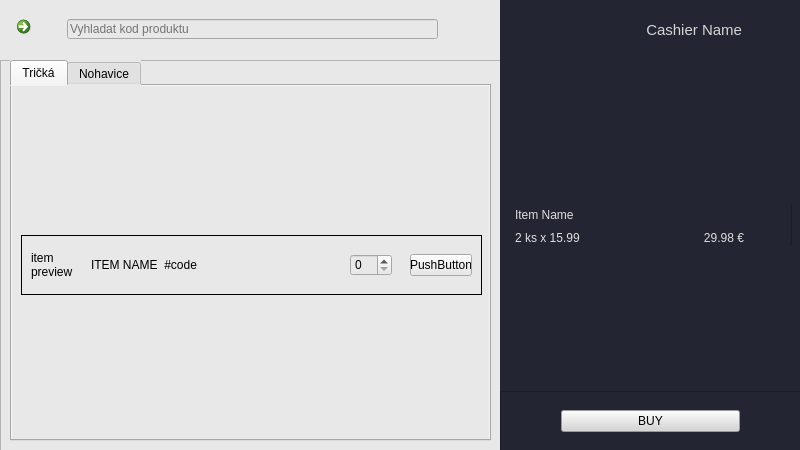
tomas-magat/camels-eshop-infosystem, file source/code/main.ui: the form before one commit.
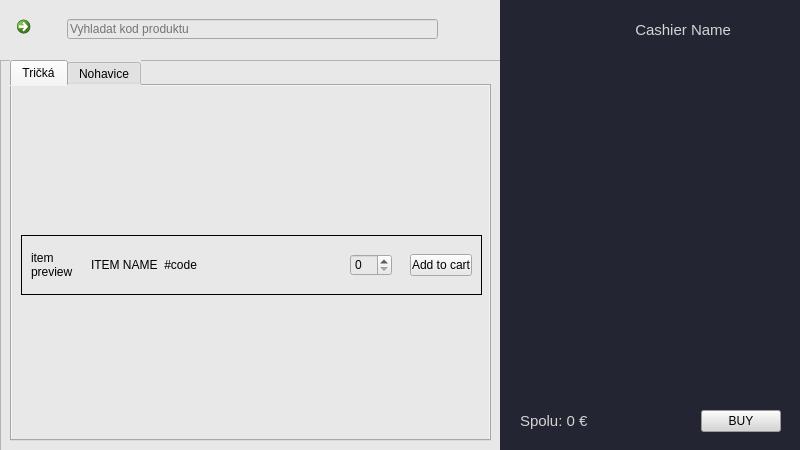
The form after the commit. Icons and pictures are not drawn. Custom widgets are drawn as their Qt base class.

Diff of the .ui file:
```diff
--- a/source/code/main.ui
+++ b/source/code/main.ui
@@ -279,7 +279,7 @@
                 </property>
                 <layout class="QVBoxLayout" name="verticalLayout_3">
                  <item>
-                  <widget class="ItemCard" name="itemCard_2">
+                  <widget class="QFrame" name="itemCard_2">
                    <property name="minimumSize">
                     <size>
                      <width>200</width>
@@ -380,7 +380,7 @@
                        <item>
                         <widget class="QPushButton" name="pushButton_2">
                          <property name="text">
-                          <string>PushButton</string>
+                          <string>Add to cart</string>
                          </property>
                         </widget>
                        </item>
@@ -447,11 +447,17 @@
           <property name="spacing">
            <number>10</number>
           </property>
+          <property name="leftMargin">
+           <number>20</number>
+          </property>
+          <property name="rightMargin">
+           <number>20</number>
+          </property>
           <item>
            <widget class="QLabel" name="cartIcon">
             <property name="maximumSize">
              <size>
-              <width>40</width>
+              <width>31</width>
               <height>30</height>
              </size>
             </property>
@@ -507,7 +513,7 @@
            <verstretch>0</verstretch>
           </sizepolicy>
          </property>
-         <widget class="QWidget" name="">
+         <widget class="QWidget" name="layoutWidget">
           <property name="geometry">
            <rect>
             <x>0</x>
@@ -540,161 +546,7 @@
                 <height>329</height>
                </rect>
               </property>
-              <layout class="QVBoxLayout" name="verticalLayout_11">
-               <item>
-                <widget class="QFrame" name="cartItem">
-                 <property name="maximumSize">
-                  <size>
-                   <width>16777215</width>
-                   <height>40</height>
-                  </size>
-                 </property>
-                 <property name="frameShape">
-                  <enum>QFrame::StyledPanel</enum>
-                 </property>
-                 <property name="frameShadow">
-                  <enum>QFrame::Raised</enum>
-                 </property>
-                 <widget class="QWidget" name="">
-                  <property name="geometry">
-                   <rect>
-                    <x>0</x>
-                    <y>0</y>
-                    <width>281</width>
-                    <height>43</height>
-                   </rect>
-                  </property>
-                  <layout class="QHBoxLayout" name="horizontalLayout_3">
-                   <item>
-                    <widget class="QWidget" name="itemInfo" native="true">
-                     <property name="sizePolicy">
-                      <sizepolicy hsizetype="Expanding" vsizetype="Preferred">
-                       <horstretch>0</horstretch>
-                       <verstretch>0</verstretch>
-                      </sizepolicy>
-                     </property>
-                     <layout class="QVBoxLayout" name="verticalLayout_12">
-                      <property name="spacing">
-                       <number>0</number>
-                      </property>
-                      <property name="leftMargin">
-                       <number>0</number>
-                      </property>
-                      <property name="topMargin">
-                       <number>0</number>
-                      </property>
-                      <property name="rightMargin">
-                       <number>0</number>
-                      </property>
-                      <property name="bottomMargin">
-                       <number>0</number>
-                      </property>
-                      <item>
-                       <widget class="QWidget" name="cartItemName" native="true">
-                        <widget class="QLabel" name="label">
-                         <property name="geometry">
-                          <rect>
-                           <x>6</x>
-                           <y>0</y>
-                           <width>131</width>
-                           <height>20</height>
-                          </rect>
-                         </property>
-                         <property name="styleSheet">
-                          <string notr="true">color: rgb(223, 223, 223);</string>
-                         </property>
-                         <property name="text">
-                          <string>Item Name</string>
-                         </property>
-                        </widget>
-                       </widget>
-                      </item>
-                      <item>
-                       <widget class="QWidget" name="cartItemPrice" native="true">
-                        <layout class="QHBoxLayout" name="horizontalLayout_4">
-                         <property name="spacing">
-                          <number>20</number>
-                         </property>
-                         <property name="leftMargin">
-                          <number>6</number>
-                         </property>
-                         <property name="topMargin">
-                          <number>0</number>
-                         </property>
-                         <property name="rightMargin">
-                          <number>0</number>
-                         </property>
-                         <property name="bottomMargin">
-                          <number>0</number>
-                         </property>
-                         <item>
-                          <widget class="QLabel" name="label_2">
-                           <property name="styleSheet">
-                            <string notr="true">color: rgb(223, 223, 223);</string>
-                           </property>
-                           <property name="text">
-                            <string>2 ks x 15.99</string>
-                           </property>
-                          </widget>
-                         </item>
-                         <item>
-                          <widget class="QLabel" name="label_3">
-                           <property name="styleSheet">
-                            <string notr="true">color: rgb(223, 223, 223);</string>
-                           </property>
-                           <property name="text">
-                            <string>29.98 €</string>
-                           </property>
-                           <property name="alignment">
-                            <set>Qt::AlignRight|Qt::AlignTrailing|Qt::AlignVCenter</set>
-                           </property>
-                          </widget>
-                         </item>
-                        </layout>
-                       </widget>
-                      </item>
-                     </layout>
-                    </widget>
-                   </item>
-                   <item alignment="Qt::AlignRight">
-                    <widget class="QWidget" name="cancelSection" native="true">
-                     <property name="minimumSize">
-                      <size>
-                       <width>40</width>
-                       <height>0</height>
-                      </size>
-                     </property>
-                     <widget class="QPushButton" name="cancelButton">
-                      <property name="geometry">
-                       <rect>
-                        <x>15</x>
-                        <y>15</y>
-                        <width>10</width>
-                        <height>10</height>
-                       </rect>
-                      </property>
-                      <property name="styleSheet">
-                       <string notr="true">border: none;
-color: rgb(125, 125, 125);</string>
-                      </property>
-                      <property name="icon">
-                       <iconset>
-                        <normaloff>../../assets/icons/x-button.png</normaloff>../../assets/icons/x-button.png</iconset>
-                      </property>
-                      <property name="iconSize">
-                       <size>
-                        <width>10</width>
-                        <height>10</height>
-                       </size>
-                      </property>
-                     </widget>
-                    </widget>
-                   </item>
-                  </layout>
-                 </widget>
-                </widget>
-               </item>
-              </layout>
+              <layout class="QVBoxLayout" name="verticalLayout_11"/>
              </widget>
             </widget>
            </item>
@@ -707,20 +559,40 @@
               </size>
              </property>
              <property name="frameShape">
-              <enum>QFrame::StyledPanel</enum>
+              <enum>QFrame::NoFrame</enum>
              </property>
              <property name="frameShadow">
-              <enum>QFrame::Raised</enum>
+              <enum>QFrame::Plain</enum>
              </property>
-             <layout class="QVBoxLayout" name="verticalLayout_10">
+             <layout class="QHBoxLayout" name="horizontalLayout_3">
               <property name="leftMargin">
-               <number>60</number>
+               <number>20</number>
               </property>
               <property name="rightMargin">
-               <number>60</number>
+               <number>20</number>
               </property>
               <item>
-               <widget class="QPushButton" name="pushButton">
+               <widget class="QLabel" name="totalPrice">
+                <property name="styleSheet">
+                 <string notr="true">color: rgb(212, 212, 212);
+font-size: 15px;</string>
+                </property>
+                <property name="text">
+                 <string>Spolu: 0 €</string>
+                </property>
+                <property name="alignment">
+                 <set>Qt::AlignLeading|Qt::AlignLeft|Qt::AlignVCenter</set>
+                </property>
+               </widget>
+              </item>
+              <item>
+               <widget class="QPushButton" name="buyButton">
+                <property name="maximumSize">
+                 <size>
+                  <width>80</width>
+                  <height>16777215</height>
+                 </size>
+                </property>
                 <property name="styleSheet">
                  <string notr="true">background-color: rgb(213, 213, 213);</string>
                 </property>
@@ -1279,14 +1151,6 @@
    </widget>
   </widget>
  </widget>
- <customwidgets>
-  <customwidget>
-   <class>ItemCard</class>
-   <extends>QFrame</extends>
-   <header>modules/modul_portal</header>
-   <container>1</container>
-  </customwidget>
- </customwidgets>
  <resources/>
  <connections/>
 </ui>
```
